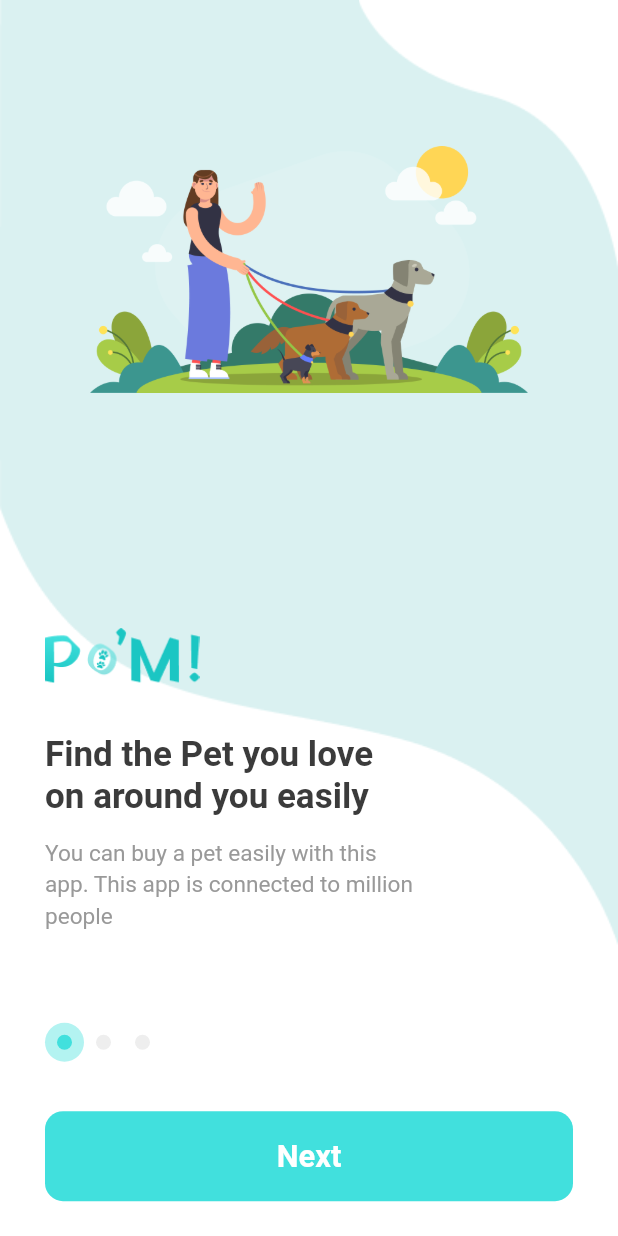
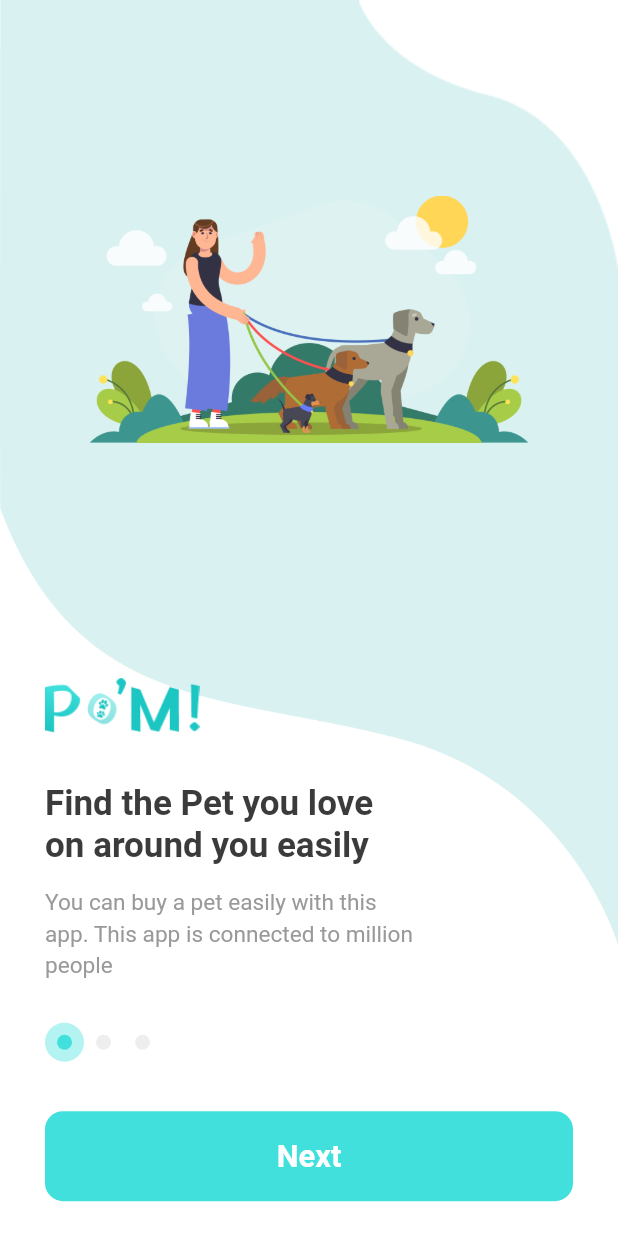
Before and after one commit to rushit5560/Pet_Met, a Flutter app: the screen it shows after launch, on a phone screen of 412 x 824 dp. Run offline on Flutter 3.47's test engine with Material 2 defaults, Android fonts, the phone set to English and light mode, and no system bars; our stand-ins replace bubble_bottom_bar, carousel_slider, expandable, flutter_html, flutter_rating_bar, flutter_zoom_drawer and 6 more; missing offline and left inert: datepicker_dropdown, day_night_switcher, razorpay_flutter, stories_editor.

Commit message:
images replace

```diff
--- a/pet_met/lib/screens/onboarding_screen/onboarding_screen.dart
+++ b/pet_met/lib/screens/onboarding_screen/onboarding_screen.dart
@@ -57,7 +57,7 @@ class OnboardingScreen extends StatelessWidget {
                             mainAxisAlignment: MainAxisAlignment.start,
                             crossAxisAlignment: CrossAxisAlignment.center,
                             children: [
-                              // SizedBox(height: 5.h),
+                              SizedBox(height: 4.h),
                               // Spacer(),
                               Image.asset(
                                 controller.onBoardingPages[index].imageAsset,
```
Also changed, not shown: pet_met/assets/images/onboard_bgshape_dark.png, pet_met/assets/images/onboard_bgshape_light.png, pet_met/assets/images/path_top_right_light.png.
